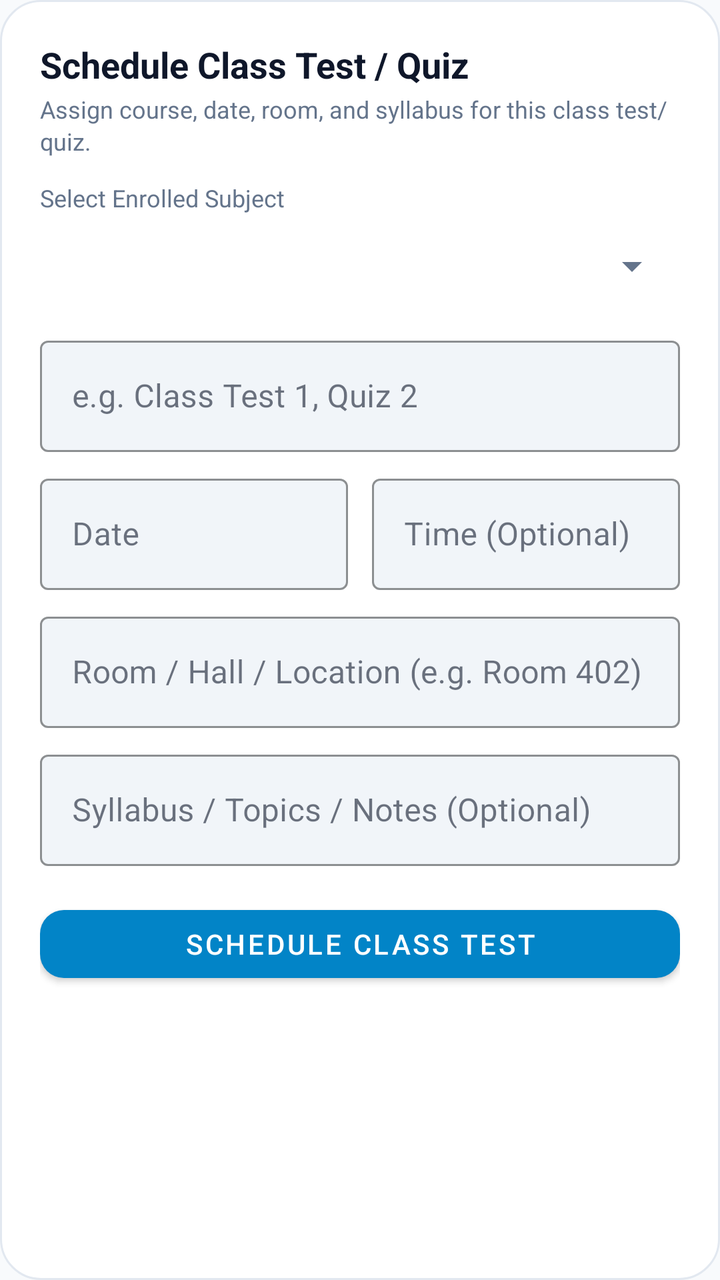
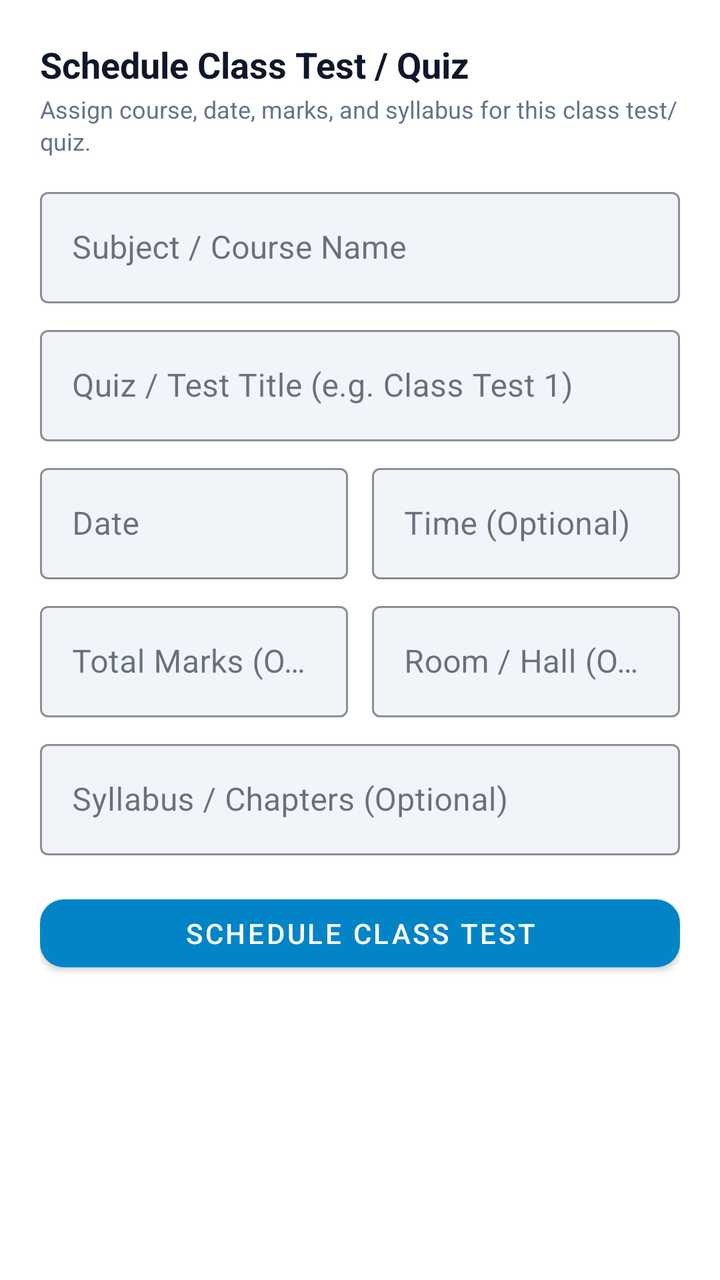

Screens rendered from an Android XML layout before and after an edit, with the pre-edit source and the edit as a unified diff.
<!-- AndroidManifest.xml: application theme Theme.LifeSync -->
<!-- res/layout/dialog_add_quiz.xml -->
<?xml version="1.0" encoding="utf-8"?>
<LinearLayout xmlns:android="http://schemas.android.com/apk/res/android"
    xmlns:app="http://schemas.android.com/apk/res-auto"
    android:layout_width="match_parent"
    android:layout_height="wrap_content"
    android:background="@drawable/bg_dialog_glass"
    android:orientation="vertical"
    android:padding="20dp">

    <TextView
        android:id="@+id/tvQuizDialogTitle"
        android:layout_width="wrap_content"
        android:layout_height="wrap_content"
        android:text="Schedule Class Test / Quiz"
        android:textColor="@color/text_primary"
        android:textSize="18sp"
        android:textStyle="bold" />

    <TextView
        android:id="@+id/tvQuizDialogSubtitle"
        android:layout_width="wrap_content"
        android:layout_height="wrap_content"
        android:layout_marginTop="2dp"
        android:text="Assign course, date, room, and syllabus for this class test/quiz."
        android:textColor="@color/text_secondary"
        android:textSize="12sp" />

    
    <TextView
        android:layout_width="wrap_content"
        android:layout_height="wrap_content"
        android:layout_marginTop="12dp"
        android:text="Select Enrolled Subject"
        android:textColor="@color/text_secondary"
        android:textSize="12sp" />

    <Spinner
        android:id="@+id/spQuizSubject"
        android:layout_width="match_parent"
        android:layout_height="44dp"
        android:layout_marginTop="4dp" />

    
    <com.google.android.material.textfield.TextInputLayout
        android:id="@+id/tilQuizTitle"
        style="@style/Widget.MaterialComponents.TextInputLayout.OutlinedBox"
        android:layout_width="match_parent"
        android:layout_height="wrap_content"
        android:layout_marginTop="10dp"
        app:boxBackgroundColor="@color/surface_variant"
        app:boxStrokeColor="@color/card_stroke_bright"
        android:hint="e.g. Class Test 1, Quiz 2">

        <com.google.android.material.textfield.TextInputEditText
            android:id="@+id/etQuizTitle"
            android:layout_width="match_parent"
            android:layout_height="wrap_content"
            android:textColor="?attr/colorOnSurface"
            android:textColorHint="?android:attr/textColorSecondary" />
    </com.google.android.material.textfield.TextInputLayout>

    
    <LinearLayout
        android:layout_width="match_parent"
        android:layout_height="wrap_content"
        android:layout_marginTop="8dp"
        android:orientation="horizontal">

        <com.google.android.material.textfield.TextInputLayout
            style="@style/Widget.MaterialComponents.TextInputLayout.OutlinedBox"
            android:layout_width="0dp"
            android:layout_height="wrap_content"
            android:layout_marginEnd="6dp"
            android:layout_weight="1"
            app:boxBackgroundColor="@color/surface_variant"
            app:boxStrokeColor="@color/card_stroke_bright"
            android:hint="Date">

            <com.google.android.material.textfield.TextInputEditText
                android:id="@+id/etQuizDate"
                android:layout_width="match_parent"
                android:layout_height="wrap_content"
                android:cursorVisible="false"
                android:focusable="false"
                android:textColor="?attr/colorOnSurface"
                android:textColorHint="?android:attr/textColorSecondary" />
        </com.google.android.material.textfield.TextInputLayout>

        <com.google.android.material.textfield.TextInputLayout
            style="@style/Widget.MaterialComponents.TextInputLayout.OutlinedBox"
            android:layout_width="0dp"
            android:layout_height="wrap_content"
            android:layout_marginStart="6dp"
            android:layout_weight="1"
            app:boxBackgroundColor="@color/surface_variant"
            app:boxStrokeColor="@color/card_stroke_bright"
            android:hint="Time (Optional)">

            <com.google.android.material.textfield.TextInputEditText
                android:id="@+id/etQuizTime"
                android:layout_width="match_parent"
                android:layout_height="wrap_content"
                android:cursorVisible="false"
                android:focusable="false"
                android:textColor="?attr/colorOnSurface"
                android:textColorHint="?android:attr/textColorSecondary" />
        </com.google.android.material.textfield.TextInputLayout>
    </LinearLayout>

    
    <com.google.android.material.textfield.TextInputLayout
        style="@style/Widget.MaterialComponents.TextInputLayout.OutlinedBox"
        android:layout_width="match_parent"
        android:layout_height="wrap_content"
        android:layout_marginTop="8dp"
        app:boxBackgroundColor="@color/surface_variant"
        app:boxStrokeColor="@color/card_stroke_bright"
        android:hint="Room / Hall / Location (e.g. Room 402)">

        <com.google.android.material.textfield.TextInputEditText
            android:id="@+id/etQuizRoom"
            android:layout_width="match_parent"
            android:layout_height="wrap_content"
            android:textColor="?attr/colorOnSurface"
            android:textColorHint="?android:attr/textColorSecondary" />
    </com.google.android.material.textfield.TextInputLayout>

    
    <com.google.android.material.textfield.TextInputLayout
        style="@style/Widget.MaterialComponents.TextInputLayout.OutlinedBox"
        android:layout_width="match_parent"
        android:layout_height="wrap_content"
        android:layout_marginTop="8dp"
        app:boxBackgroundColor="@color/surface_variant"
        app:boxStrokeColor="@color/card_stroke_bright"
        android:hint="Syllabus / Topics / Notes (Optional)">

        <com.google.android.material.textfield.TextInputEditText
            android:id="@+id/etQuizNotes"
            android:layout_width="match_parent"
            android:layout_height="wrap_content"
            android:textColor="?attr/colorOnSurface"
            android:textColorHint="?android:attr/textColorSecondary" />
    </com.google.android.material.textfield.TextInputLayout>

    <com.google.android.material.button.MaterialButton
        android:id="@+id/btnSaveQuiz"
        android:layout_width="match_parent"
        android:layout_height="46dp"
        android:layout_marginTop="16dp"
        android:text="Schedule Class Test"
        app:cornerRadius="12dp" />

</LinearLayout>
<!-- resources referenced by this layout -->
<resources>
  <color name="card_stroke_bright">#CBD5E1</color>
  <color name="surface_variant">#F1F5F9</color>
  <color name="text_primary">#0F172A</color>
  <color name="text_secondary">#64748B</color>
  <!-- drawable bg_dialog_glass (drawable) -->
  <?xml version="1.0" encoding="utf-8"?>
  <shape xmlns:android="http://schemas.android.com/apk/res/android"
      android:shape="rectangle">
      <corners android:radius="20dp" />
      <solid android:color="@color/surface" />
      <stroke
          android:width="1dp"
          android:color="@color/card_stroke" />
  </shape>
  <style name="Theme.LifeSync" parent="Theme.MaterialComponents.DayNight.NoActionBar">
          <item name="colorPrimary">@color/primary</item>
          <item name="colorPrimaryVariant">@color/primary_variant</item>
          <item name="colorOnPrimary">@color/on_primary</item>
          <item name="colorSecondary">@color/secondary</item>
          <item name="colorSecondaryVariant">@color/secondary_variant</item>
          <item name="colorOnSecondary">@color/on_secondary</item>
          <item name="colorSurface">@color/surface</item>
          <item name="colorOnSurface">@color/text_primary</item>
          <item name="colorOnBackground">@color/text_primary</item>
          <item name="colorOnSurfaceVariant">@color/text_secondary</item>
          <item name="colorOutline">@color/text_secondary</item>
          <item name="android:colorBackground">@color/background</item>
          <item name="android:windowBackground">@color/background</item>
          <item name="android:textColorPrimary">@color/text_primary</item>
          <item name="android:textColorSecondary">@color/text_secondary</item>
          <item name="android:statusBarColor">@color/background</item>
          <item name="android:windowLightStatusBar">true</item>
          <item name="android:navigationBarColor">@color/background</item>
          <item name="materialCardViewStyle">@style/CardElevationRounded</item>
          <item name="android:textViewStyle">@style/DuoRhythmTextView</item>
          <item name="android:editTextStyle">@style/DuoRhythmEditText</item>
          <item name="editTextStyle">@style/DuoRhythmEditText</item>
      </style>
  <color name="surface">#FFFFFF</color>
  <color name="card_stroke">#E2E8F0</color>
  <color name="primary">#0284C7</color>
  <color name="primary_variant">#0369A1</color>
  <color name="on_primary">#FFFFFF</color>
  <color name="secondary">#7C3AED</color>
  <color name="secondary_variant">#6D28D9</color>
  <color name="on_secondary">#FFFFFF</color>
  <color name="background">#F8FAFC</color>
  <style name="CardElevationRounded" parent="Widget.MaterialComponents.CardView">
          <item name="cardCornerRadius">22dp</item>
          <item name="cardElevation">2dp</item>
          <item name="strokeWidth">1dp</item>
          <item name="strokeColor">@color/card_stroke</item>
          <item name="cardBackgroundColor">@color/surface_card</item>
      </style>
  <style name="DuoRhythmTextView" parent="android:Widget.TextView">
          <item name="android:lineSpacingExtra">2dp</item>
          <item name="android:fontFamily">sans-serif</item>
          <item name="android:includeFontPadding">true</item>
      </style>
  <style name="DuoRhythmEditText" parent="android:Widget.EditText">
          <item name="android:lineSpacingExtra">2dp</item>
          <item name="android:fontFamily">sans-serif</item>
          <item name="android:includeFontPadding">true</item>
          <item name="android:textColor">@color/text_primary</item>
          <item name="android:textColorHint">@color/text_secondary</item>
      </style>
  <color name="surface_card">#FFFFFF</color>
</resources>

<!-- the commit's change to res/layout/dialog_add_quiz.xml (unified diff, before → after) -->
@@ -3,7 +3,8 @@
     xmlns:app="http://schemas.android.com/apk/res-auto"
     android:layout_width="match_parent"
     android:layout_height="wrap_content"
-    android:background="@drawable/bg_dialog_glass"
+    android:background="?attr/colorSurface"
+    android:elevation="8dp"
     android:orientation="vertical"
     android:padding="20dp">
 
@@ -21,24 +22,28 @@
         android:layout_width="wrap_content"
         android:layout_height="wrap_content"
         android:layout_marginTop="2dp"
-        android:text="Assign course, date, room, and syllabus for this class test/quiz."
+        android:text="Assign course, date, marks, and syllabus for this class test/quiz."
         android:textColor="@color/text_secondary"
         android:textSize="12sp" />
 
     
-    <TextView
-        android:layout_width="wrap_content"
+    <com.google.android.material.textfield.TextInputLayout
+        android:id="@+id/tilQuizSubject"
+        style="@style/Widget.MaterialComponents.TextInputLayout.OutlinedBox"
+        android:layout_width="match_parent"
         android:layout_height="wrap_content"
         android:layout_marginTop="12dp"
-        android:text="Select Enrolled Subject"
-        android:textColor="@color/text_secondary"
-        android:textSize="12sp" />
+        app:boxBackgroundColor="@color/surface_variant"
+        app:boxStrokeColor="@color/card_stroke_bright"
+        android:hint="Subject / Course Name">
 
-    <Spinner
-        android:id="@+id/spQuizSubject"
-        android:layout_width="match_parent"
-        android:layout_height="44dp"
-        android:layout_marginTop="4dp" />
+        <com.google.android.material.textfield.TextInputEditText
+            android:id="@+id/etQuizSubject"
+            android:layout_width="match_parent"
+            android:layout_height="wrap_content"
+            android:textColor="?attr/colorOnSurface"
+            android:textColorHint="?android:attr/textColorSecondary" />
+    </com.google.android.material.textfield.TextInputLayout>
 
     
     <com.google.android.material.textfield.TextInputLayout
@@ -46,10 +51,10 @@
         style="@style/Widget.MaterialComponents.TextInputLayout.OutlinedBox"
         android:layout_width="match_parent"
         android:layout_height="wrap_content"
-        android:layout_marginTop="10dp"
+        android:layout_marginTop="8dp"
         app:boxBackgroundColor="@color/surface_variant"
         app:boxStrokeColor="@color/card_stroke_bright"
-        android:hint="e.g. Class Test 1, Quiz 2">
+        android:hint="Quiz / Test Title (e.g. Class Test 1)">
 
         <com.google.android.material.textfield.TextInputEditText
             android:id="@+id/etQuizTitle"
@@ -108,22 +113,49 @@
     </LinearLayout>
 
     
-    <com.google.android.material.textfield.TextInputLayout
-        style="@style/Widget.MaterialComponents.TextInputLayout.OutlinedBox"
+    <LinearLayout
         android:layout_width="match_parent"
         android:layout_height="wrap_content"
         android:layout_marginTop="8dp"
-        app:boxBackgroundColor="@color/surface_variant"
-        app:boxStrokeColor="@color/card_stroke_bright"
-        android:hint="Room / Hall / Location (e.g. Room 402)">
+        android:orientation="horizontal">
 
-        <com.google.android.material.textfield.TextInputEditText
-            android:id="@+id/etQuizRoom"
-            android:layout_width="match_parent"
+        <com.google.android.material.textfield.TextInputLayout
+            style="@style/Widget.MaterialComponents.TextInputLayout.OutlinedBox"
+            android:layout_width="0dp"
             android:layout_height="wrap_content"
-            android:textColor="?attr/colorOnSurface"
-            android:textColorHint="?android:attr/textColorSecondary" />
-    </com.google.android.material.textfield.TextInputLayout>
+            android:layout_marginEnd="6dp"
+            android:layout_weight="1"
+            app:boxBackgroundColor="@color/surface_variant"
+            app:boxStrokeColor="@color/card_stroke_bright"
+            android:hint="Total Marks (Optional)">
+
+            <com.google.android.material.textfield.TextInputEditText
+                android:id="@+id/etQuizMarks"
+                android:layout_width="match_parent"
+                android:layout_height="wrap_content"
+                android:inputType="number"
+                android:textColor="?attr/colorOnSurface"
+                android:textColorHint="?android:attr/textColorSecondary" />
+        </com.google.android.material.textfield.TextInputLayout>
+
+        <com.google.android.material.textfield.TextInputLayout
+            style="@style/Widget.MaterialComponents.TextInputLayout.OutlinedBox"
+            android:layout_width="0dp"
+            android:layout_height="wrap_content"
+            android:layout_marginStart="6dp"
+            android:layout_weight="1"
+            app:boxBackgroundColor="@color/surface_variant"
+            app:boxStrokeColor="@color/card_stroke_bright"
+            android:hint="Room / Hall (Optional)">
+
+            <com.google.android.material.textfield.TextInputEditText
+                android:id="@+id/etQuizRoom"
+                android:layout_width="match_parent"
+                android:layout_height="wrap_content"
+                android:textColor="?attr/colorOnSurface"
+                android:textColorHint="?android:attr/textColorSecondary" />
+        </com.google.android.material.textfield.TextInputLayout>
+    </LinearLayout>
 
     
     <com.google.android.material.textfield.TextInputLayout
@@ -133,10 +165,10 @@
         android:layout_marginTop="8dp"
         app:boxBackgroundColor="@color/surface_variant"
         app:boxStrokeColor="@color/card_stroke_bright"
-        android:hint="Syllabus / Topics / Notes (Optional)">
+        android:hint="Syllabus / Chapters (Optional)">
 
         <com.google.android.material.textfield.TextInputEditText
-            android:id="@+id/etQuizNotes"
+            android:id="@+id/etQuizSyllabus"
             android:layout_width="match_parent"
             android:layout_height="wrap_content"
             android:textColor="?attr/colorOnSurface"
<!-- resource entries referenced after the edit -->
@@ -4,16 +4,6 @@
   <color name="surface_variant">#F1F5F9</color>
   <color name="text_primary">#0F172A</color>
   <color name="text_secondary">#64748B</color>
-  <!-- drawable bg_dialog_glass (drawable) -->
-  <?xml version="1.0" encoding="utf-8"?>
-  <shape xmlns:android="http://schemas.android.com/apk/res/android"
-      android:shape="rectangle">
-      <corners android:radius="20dp" />
-      <solid android:color="@color/surface" />
-      <stroke
-          android:width="1dp"
-          android:color="@color/card_stroke" />
-  </shape>
   <style name="Theme.LifeSync" parent="Theme.MaterialComponents.DayNight.NoActionBar">
           <item name="colorPrimary">@color/primary</item>
           <item name="colorPrimaryVariant">@color/primary_variant</item>
